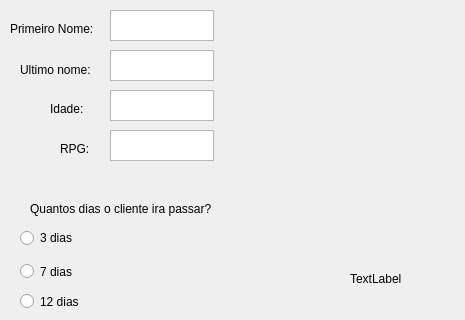
This is untitled/hospedes.ui in Yuri-kassin/Prejeto_Hotel- as Qt 5 draws it before an edit; both pictures show x 0 to 465 and y 0 to 320 of the 465 by 458 pixel window. The edited form follows.
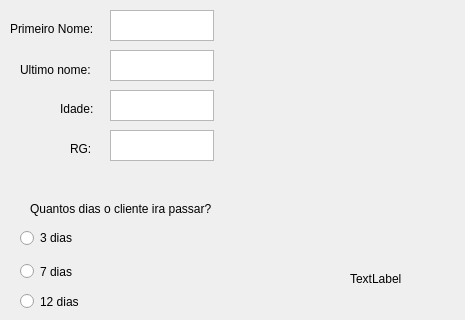
This is the edited form.

The edit to the form file:
```diff
--- a/untitled/hospedes.ui
+++ b/untitled/hospedes.ui
@@ -42,7 +42,7 @@
   <widget class="QLabel" name="label_2">
    <property name="geometry">
     <rect>
-     <x>50</x>
+     <x>60</x>
      <y>100</y>
      <width>41</width>
      <height>17</height>
@@ -55,14 +55,14 @@
   <widget class="QLabel" name="label_3">
    <property name="geometry">
     <rect>
-     <x>60</x>
+     <x>70</x>
      <y>140</y>
      <width>31</width>
      <height>17</height>
     </rect>
    </property>
    <property name="text">
-    <string>RPG:</string>
+    <string>RG:</string>
    </property>
   </widget>
   <widget class="QTextEdit" name="textNome">
```
